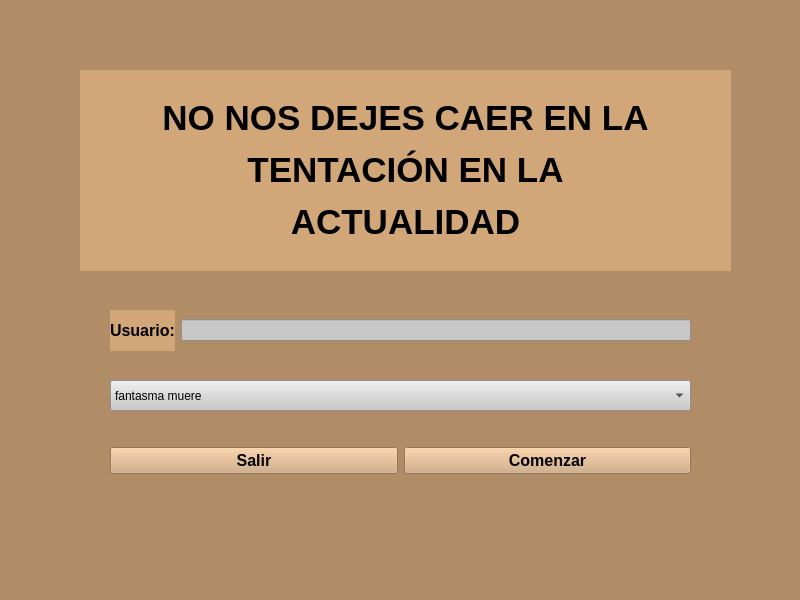
Before: the Qt Designer form frontend/QtDesigner/VentanaInicio.ui in TriniAguilera/padrenuestro, drawn with Qt 5.
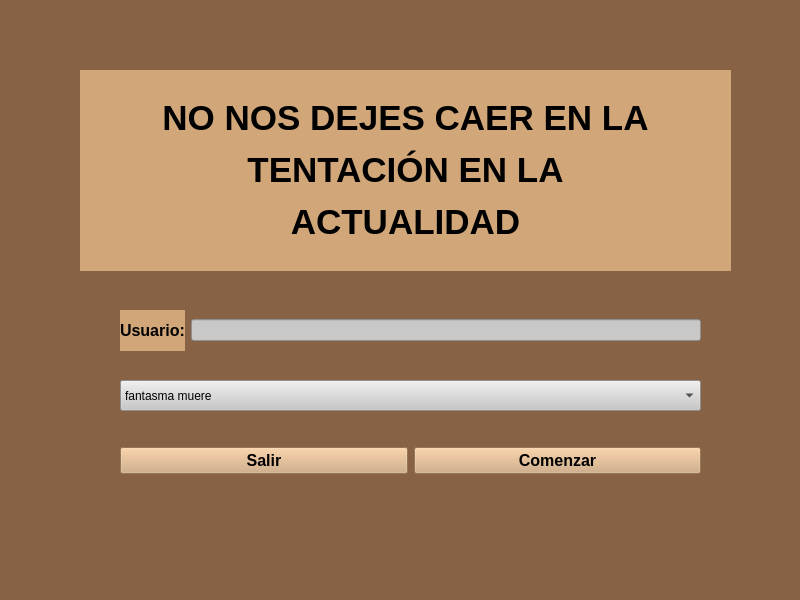
After: the same form once the commit is applied.

Patch:
```diff
--- a/frontend/QtDesigner/VentanaInicio.ui
+++ b/frontend/QtDesigner/VentanaInicio.ui
@@ -14,13 +14,13 @@
    <string>VentanaInicio</string>
   </property>
   <property name="styleSheet">
-   <string notr="true">background-color: rgb(177, 141, 103);</string>
+   <string notr="true">background-color: rgb(135, 98, 68);</string>
   </property>
   <widget class="QWidget" name="centralwidget">
    <widget class="QWidget" name="horizontalLayoutWidget">
     <property name="geometry">
      <rect>
-      <x>110</x>
+      <x>120</x>
       <y>430</y>
       <width>581</width>
       <height>61</height>
@@ -66,7 +66,7 @@
    <widget class="QWidget" name="horizontalLayoutWidget_2">
     <property name="geometry">
      <rect>
-      <x>110</x>
+      <x>120</x>
       <y>310</y>
       <width>581</width>
       <height>41</height>
@@ -102,7 +102,7 @@
    <widget class="QComboBox" name="comboBox_inicio">
     <property name="geometry">
      <rect>
-      <x>110</x>
+      <x>120</x>
       <y>380</y>
       <width>581</width>
       <height>31</height>
```
